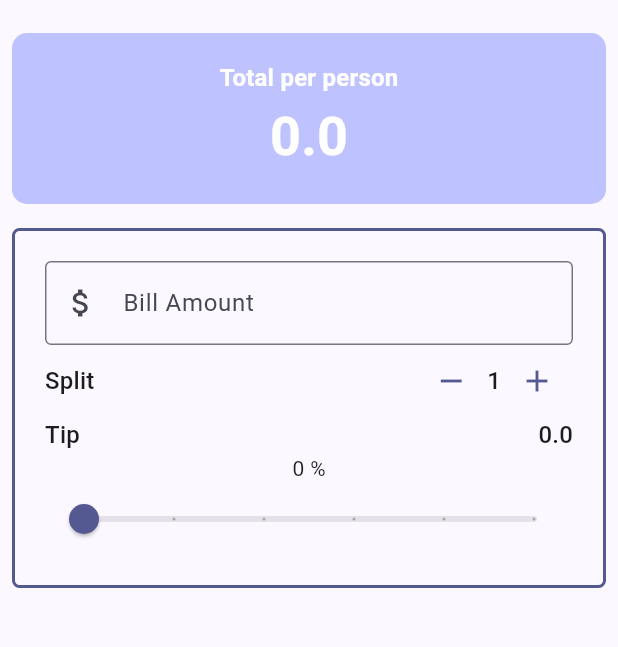
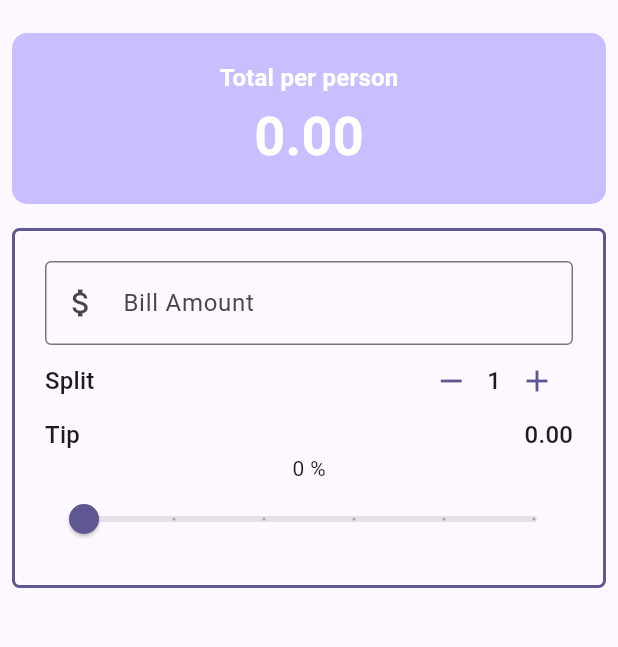
Before and after one commit to BannoTaichi/Utip, a Flutter app: the screen it shows after launch, on a phone screen of 412 x 824 dp, the part 63-710 px from its top. Run offline on Flutter 3.47's test engine with Material 3 defaults, Android fonts, the phone set to English and light mode, and no system bars.

Commit message:
Refactor Widgets final

```diff
--- a/lib/main.dart
+++ b/lib/main.dart
@@ -1,6 +1,7 @@
 import 'package:flutter/material.dart';
-import 'package:flutter/widgets.dart';
 import 'package:utip/widgets/person_counter.dart';
+import 'package:utip/widgets/tip_row.dart';
+import 'package:utip/widgets/total_per_person.dart';
 
 import 'widgets/bill_amount_field.dart';
 import 'widgets/tip_slider.dart';
@@ -20,7 +21,7 @@ class MyApp extends StatelessWidget {
       title: 'UTip App',
       theme: ThemeData(
         colorScheme:
-            ColorScheme.fromSeed(seedColor: Color.fromARGB(255, 0, 4, 255)),
+            ColorScheme.fromSeed(seedColor: Color.fromARGB(255, 172, 162, 230)),
         useMaterial3: true,
       ),
       home: const UTip(),
@@ -81,27 +82,7 @@ class _UTipState extends State<UTip> {
       body: Column(
         crossAxisAlignment: CrossAxisAlignment.stretch,
         children: [
-          Padding(
-            padding: const EdgeInsets.all(8),
-            child: Container(
-              padding: const EdgeInsets.all(18),
-              decoration: BoxDecoration(
-                  // Theme基準で色使用
-                  color: theme.colorScheme.inversePrimary,
-                  borderRadius: BorderRadius.circular(10.0)),
-              child: Column(
-                children: [
-                  Text("Total per person",
-                      //Theme基準から文字サイズ使用
-                      style: style),
-                  Text("$total",
-                      style: style.copyWith(
-                          color: theme.colorScheme.onPrimary,
-                          fontSize: theme.textTheme.displaySmall?.fontSize))
-                ],
-              ),
-            ),
-          ),
+          TotalPerPerson(theme: theme, style: style, total: total),
           //Form
           Padding(
             padding: const EdgeInsets.all(8.0),
@@ -139,13 +120,7 @@ class _UTipState extends State<UTip> {
                     ],
                   ),
                   // == Tip Section ==
-                  Row(
-                    mainAxisAlignment: MainAxisAlignment.spaceBetween,
-                    children: [
-                      Text("Tip", style: theme.textTheme.titleMedium),
-                      Text("$totalT", style: theme.textTheme.titleMedium),
-                    ],
-                  ),
+                  TipRow(theme: theme, totalT: totalT),
 
                   // == Slider Text ==
                   Text("${(_tipPercentage * 100).round()} %"),
--- a/lib/widgets/person_counter.dart
+++ b/lib/widgets/person_counter.dart
@@ -17,6 +17,7 @@ class PersonCounter extends StatelessWidget {
   @override
   Widget build(BuildContext context) {
     return Row(
+      mainAxisAlignment: MainAxisAlignment.spaceBetween,
       children: [
         IconButton(
             color: theme.colorScheme.primary,
--- /dev/null
+++ b/lib/widgets/tip_row.dart
@@ -0,0 +1,24 @@
+import 'package:flutter/material.dart';
+
+class TipRow extends StatelessWidget {
+  const TipRow({
+    super.key,
+    required this.theme,
+    required this.totalT,
+  });
+
+  final ThemeData theme;
+  final double totalT;
+
+  @override
+  Widget build(BuildContext context) {
+    return Row(
+      mainAxisAlignment: MainAxisAlignment.spaceBetween,
+      children: [
+        Text("Tip", style: theme.textTheme.titleMedium),
+        Text("${totalT.toStringAsFixed(2)}",
+            style: theme.textTheme.titleMedium),
+      ],
+    );
+  }
+}
--- /dev/null
+++ b/lib/widgets/total_per_person.dart
@@ -0,0 +1,40 @@
+import 'package:flutter/material.dart';
+
+class TotalPerPerson extends StatelessWidget {
+  const TotalPerPerson({
+    super.key,
+    required this.theme,
+    required this.style,
+    required this.total,
+  });
+
+  final ThemeData theme;
+  final TextStyle style;
+  final double total;
+
+  @override
+  Widget build(BuildContext context) {
+    return Padding(
+      padding: const EdgeInsets.all(8),
+      child: Container(
+        padding: const EdgeInsets.all(18),
+        decoration: BoxDecoration(
+            // Theme基準で色使用
+            color: theme.colorScheme.inversePrimary,
+            borderRadius: BorderRadius.circular(10.0)),
+        child: Column(
+          children: [
+            Text("Total per person",
+                //Theme基準から文字サイズ使用
+                style: style),
+            // toStringAsFixed : 有効数字調整
+            Text(total.toStringAsFixed(2),
+                style: style.copyWith(
+                    color: theme.colorScheme.onPrimary,
+                    fontSize: theme.textTheme.displaySmall?.fontSize))
+          ],
+        ),
+      ),
+    );
+  }
+}
```
